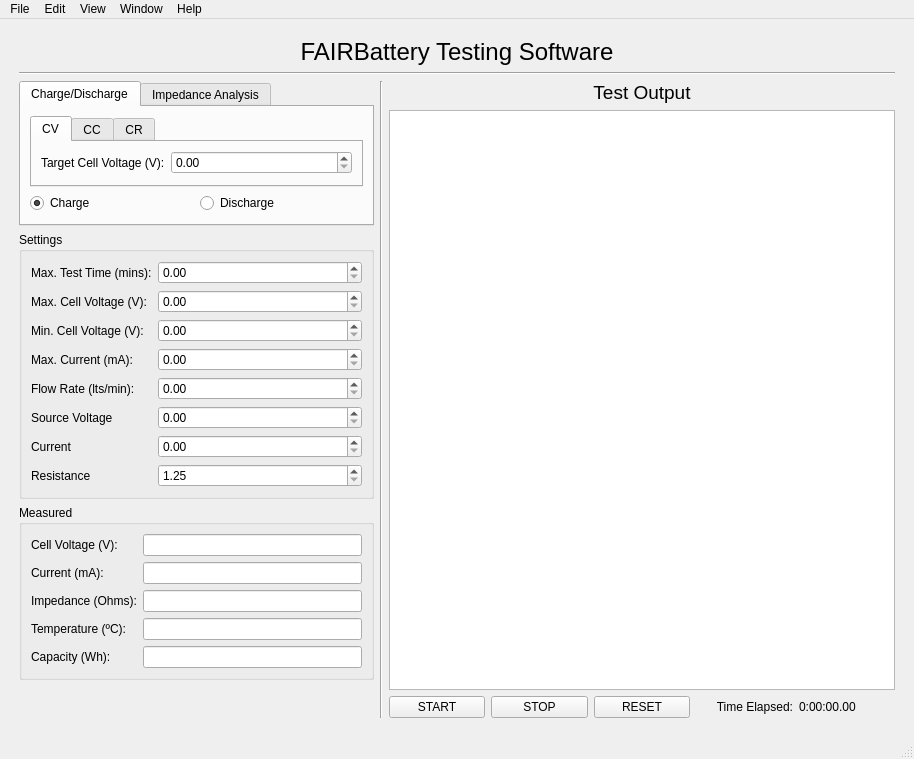
First picture: the form in Battery_Testing_Software/examples/101_project/UI/BatteryChargerUI.ui, repository nelfy22/FAIR-Battery, before the edit.
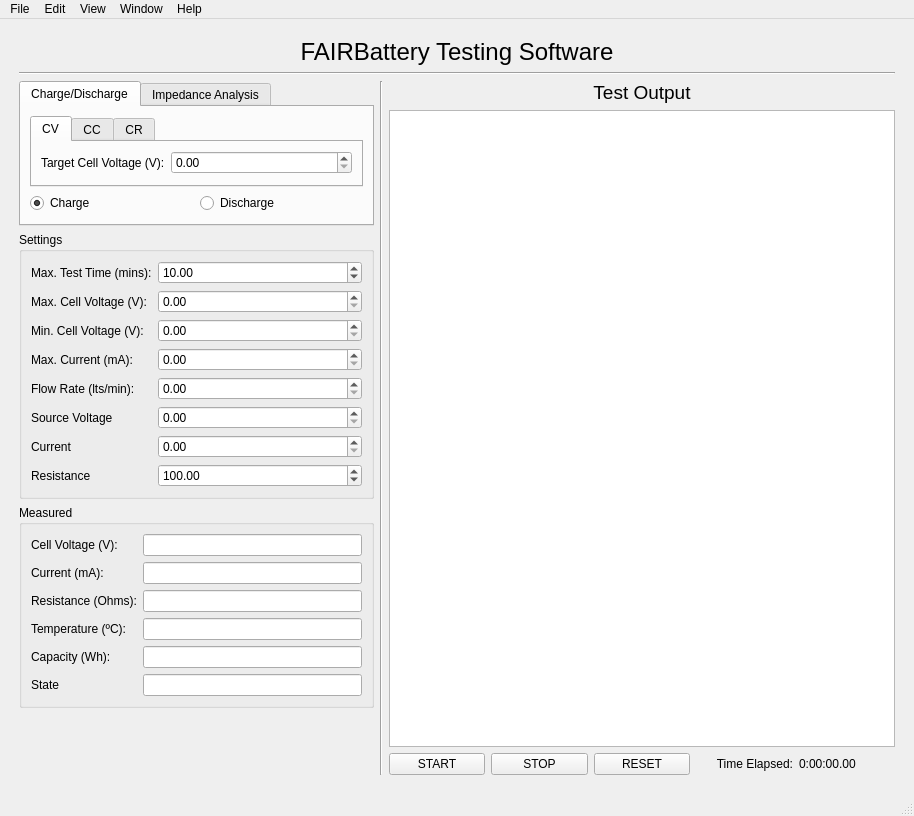
Second picture: the form after the edit. Custom widgets are drawn as their Qt base class.

Commit message: Add code to run basic charge discharge cycles

What changed in the file:
```diff
--- a/Battery_Testing_Software/examples/101_project/UI/BatteryChargerUI.ui
+++ b/Battery_Testing_Software/examples/101_project/UI/BatteryChargerUI.ui
@@ -7,7 +7,7 @@
     <x>0</x>
     <y>0</y>
     <width>914</width>
-    <height>759</height>
+    <height>816</height>
    </rect>
   </property>
   <property name="windowTitle">
@@ -318,7 +318,10 @@
                   <bool>true</bool>
                  </property>
                  <property name="maximum">
-                  <double>400.000000000000000</double>
+                  <double>400000.000000000000000</double>
+                 </property>
+                 <property name="value">
+                  <double>10.000000000000000</double>
                  </property>
                 </widget>
                </item>
@@ -466,6 +469,9 @@
                  <property name="maximum">
                   <double>130.250000000000000</double>
                  </property>
+                 <property name="value">
+                  <double>100.000000000000000</double>
+                 </property>
                 </widget>
                </item>
               </layout>
@@ -524,7 +530,7 @@
                <item row="2" column="0">
                 <widget class="QLabel" name="label_5">
                  <property name="text">
-                  <string>Impedance (Ohms):</string>
+                  <string>Resistance (Ohms):</string>
                  </property>
                 </widget>
                </item>
@@ -559,6 +565,20 @@
                  </property>
                 </widget>
                </item>
+               <item row="5" column="0">
+                <widget class="QLabel" name="label_11">
+                 <property name="text">
+                  <string>State</string>
+                 </property>
+                </widget>
+               </item>
+               <item row="5" column="1">
+                <widget class="QLineEdit" name="charge_state_lineedit">
+                 <property name="readOnly">
+                  <bool>true</bool>
+                 </property>
+                </widget>
+               </item>
               </layout>
              </item>
             </layout>
```
Left out of the diff: 22 changed lines with no effect on the pictures. The commit also changes 1 other file.
